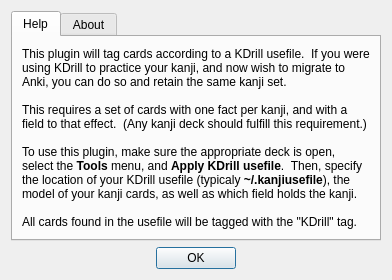
fbriere/anki-kdrill, file kdrill/help.ui: the form before one commit.
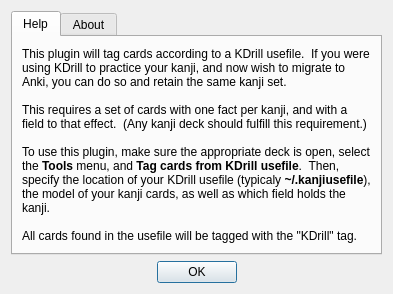
The form after the commit.

Commit message: Getting rid of the last "Apply KDrill usefile" remnants

What changed in the file:
```diff
--- a/kdrill/help.ui
+++ b/kdrill/help.ui
@@ -33,7 +33,7 @@
 &lt;p style=&quot;-qt-paragraph-type:empty; margin-top:0px; margin-bottom:0px; margin-left:0px; margin-right:0px; -qt-block-indent:0; text-indent:0px;&quot;&gt;&lt;br /&gt;&lt;/p&gt;
 &lt;p style=&quot; margin-top:0px; margin-bottom:0px; margin-left:0px; margin-right:0px; -qt-block-indent:0; text-indent:0px;&quot;&gt;This requires a set of cards with one fact per kanji, and with a field to that effect.  (Any kanji deck should fulfill this requirement.)&lt;/p&gt;
 &lt;p style=&quot;-qt-paragraph-type:empty; margin-top:0px; margin-bottom:0px; margin-left:0px; margin-right:0px; -qt-block-indent:0; text-indent:0px;&quot;&gt;&lt;br /&gt;&lt;/p&gt;
-&lt;p style=&quot; margin-top:0px; margin-bottom:0px; margin-left:0px; margin-right:0px; -qt-block-indent:0; text-indent:0px;&quot;&gt;To use this plugin, make sure the appropriate deck is open, select the &lt;span style=&quot; font-weight:600;&quot;&gt;Tools&lt;/span&gt; menu, and &lt;span style=&quot; font-weight:600;&quot;&gt;Apply KDrill usefile&lt;/span&gt;.  Then, specify the location of your KDrill usefile (typicaly &lt;span style=&quot; font-weight:600;&quot;&gt;~/.kanjiusefile&lt;/span&gt;), the model of your kanji cards, as well as which field holds the kanji.&lt;/p&gt;
+&lt;p style=&quot; margin-top:0px; margin-bottom:0px; margin-left:0px; margin-right:0px; -qt-block-indent:0; text-indent:0px;&quot;&gt;To use this plugin, make sure the appropriate deck is open, select the &lt;span style=&quot; font-weight:600;&quot;&gt;Tools&lt;/span&gt; menu, and &lt;span style=&quot; font-weight:600;&quot;&gt;Tag cards from KDrill usefile&lt;/span&gt;.  Then, specify the location of your KDrill usefile (typicaly &lt;span style=&quot; font-weight:600;&quot;&gt;~/.kanjiusefile&lt;/span&gt;), the model of your kanji cards, as well as which field holds the kanji.&lt;/p&gt;
 &lt;p style=&quot;-qt-paragraph-type:empty; margin-top:0px; margin-bottom:0px; margin-left:0px; margin-right:0px; -qt-block-indent:0; text-indent:0px;&quot;&gt;&lt;br /&gt;&lt;/p&gt;
 &lt;p style=&quot; margin-top:0px; margin-bottom:0px; margin-left:0px; margin-right:0px; -qt-block-indent:0; text-indent:0px;&quot;&gt;All cards found in the usefile will be tagged with the &amp;quot;KDrill&amp;quot; tag.&lt;/p&gt;&lt;/body&gt;&lt;/html&gt;</string>
          </property>
```
Left out of the diff: 2 changed lines with no effect on the pictures. The commit also changes 1 other file.
